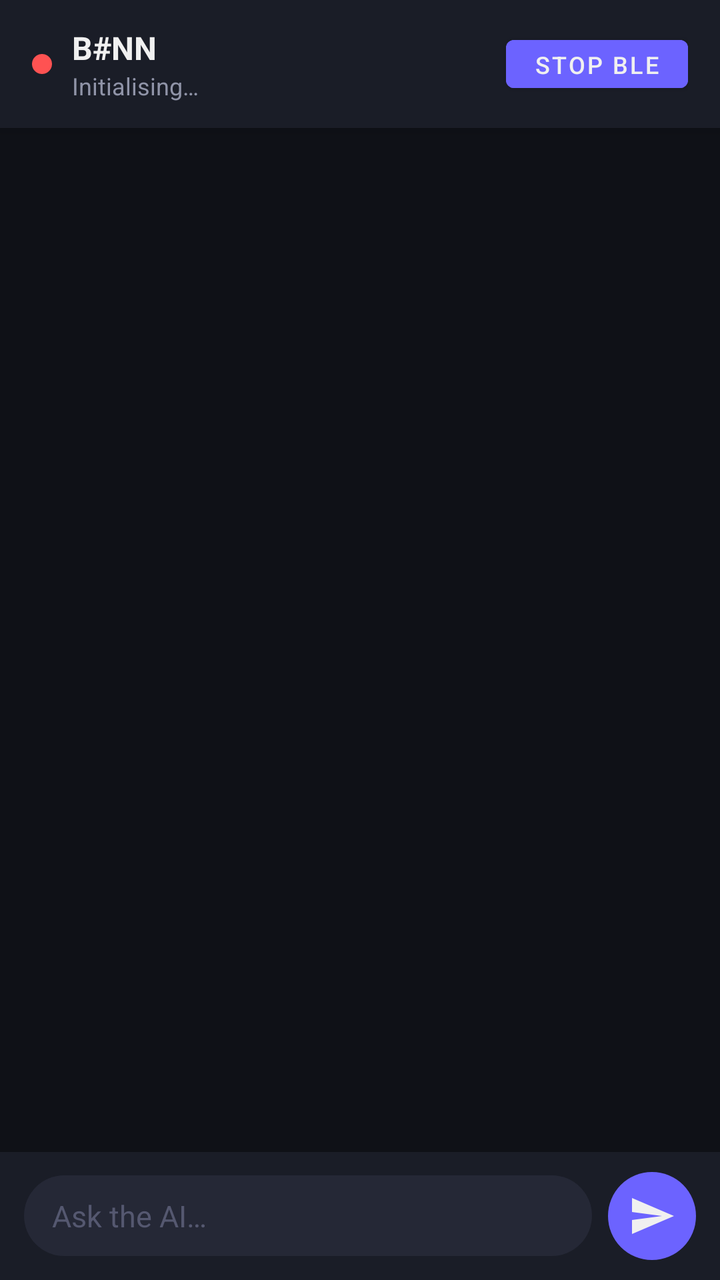
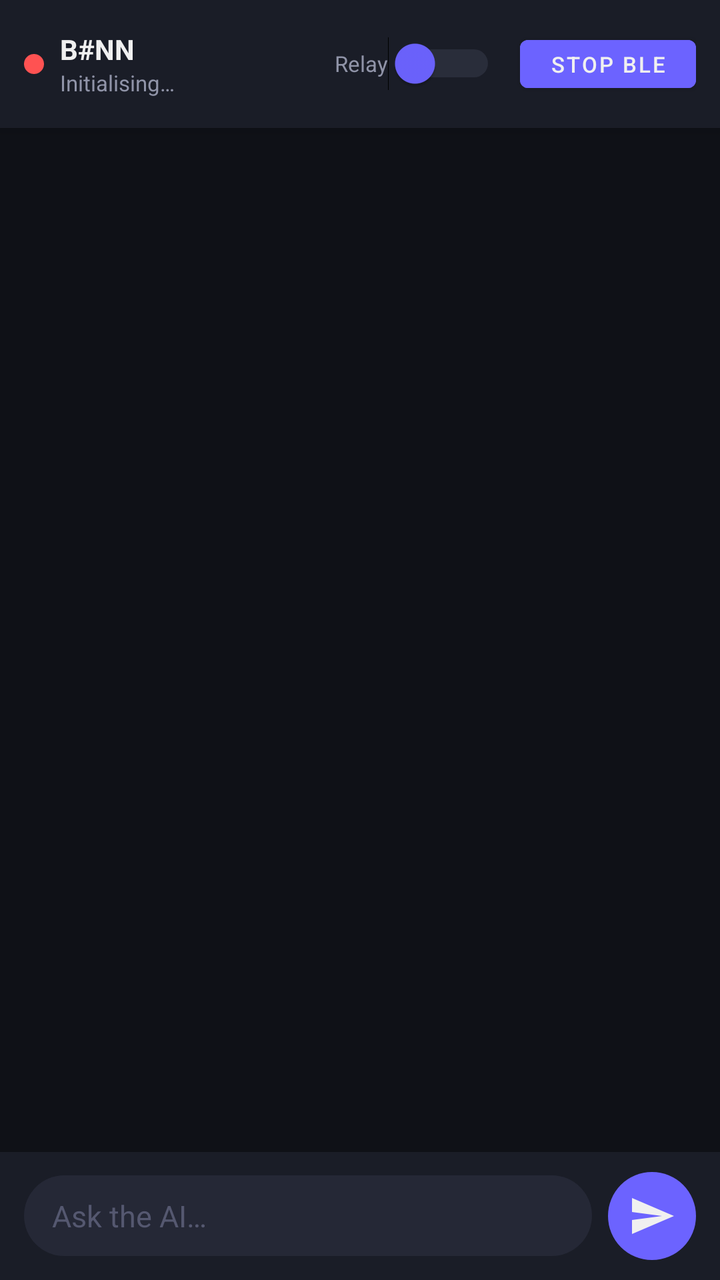

Before-and-after screenshots of an Android layout around one commit, followed by the original layout XML and the change that was made.
<!-- AndroidManifest.xml: application theme Theme.BNN -->
<!-- res/layout/activity_main.xml -->
<?xml version="1.0" encoding="utf-8"?>
<androidx.constraintlayout.widget.ConstraintLayout
    xmlns:android="http://schemas.android.com/apk/res/android"
    xmlns:app="http://schemas.android.com/apk/res-auto"
    android:layout_width="match_parent"
    android:layout_height="match_parent"
    android:background="@color/bg_primary">

    
    <LinearLayout
        android:id="@+id/topBar"
        android:layout_width="0dp"
        android:layout_height="64dp"
        android:background="@color/bg_surface"
        android:elevation="4dp"
        android:gravity="center_vertical"
        android:orientation="horizontal"
        android:paddingHorizontal="16dp"
        app:layout_constraintEnd_toEndOf="parent"
        app:layout_constraintStart_toStartOf="parent"
        app:layout_constraintTop_toTopOf="parent">

        
        <View
            android:id="@+id/statusDot"
            android:layout_width="10dp"
            android:layout_height="10dp"
            android:background="@drawable/dot_disconnected" />

        
        <LinearLayout
            android:layout_width="0dp"
            android:layout_height="wrap_content"
            android:layout_marginStart="10dp"
            android:layout_weight="1"
            android:orientation="vertical">

            <TextView
                android:id="@+id/tvDeviceName"
                android:layout_width="wrap_content"
                android:layout_height="wrap_content"
                android:text="B#NN"
                android:textColor="@color/text_primary"
                android:textSize="16sp"
                android:textStyle="bold" />

            <TextView
                android:id="@+id/tvStatus"
                android:layout_width="wrap_content"
                android:layout_height="wrap_content"
                android:text="Initialising…"
                android:textColor="@color/text_secondary"
                android:textSize="12sp" />
        </LinearLayout>

        
        <Button
            android:id="@+id/btnToggleBle"
            android:layout_width="wrap_content"
            android:layout_height="36dp"
            android:backgroundTint="@color/accent"
            android:paddingHorizontal="14dp"
            android:text="Stop BLE"
            android:textColor="@color/text_primary"
            android:textSize="12sp"
            style="@style/Widget.MaterialComponents.Button" />

    </LinearLayout>

    
    <androidx.recyclerview.widget.RecyclerView
        android:id="@+id/recyclerView"
        android:layout_width="0dp"
        android:layout_height="0dp"
        android:clipToPadding="false"
        android:paddingHorizontal="12dp"
        android:paddingVertical="8dp"
        android:scrollbars="none"
        app:layout_constraintBottom_toTopOf="@id/inputBar"
        app:layout_constraintEnd_toEndOf="parent"
        app:layout_constraintStart_toStartOf="parent"
        app:layout_constraintTop_toBottomOf="@id/topBar" />

    
    <ProgressBar
        android:id="@+id/progressBar"
        style="@style/Widget.AppCompat.ProgressBar.Horizontal"
        android:layout_width="0dp"
        android:layout_height="2dp"
        android:indeterminate="true"
        android:indeterminateTint="@color/accent"
        android:visibility="gone"
        app:layout_constraintBottom_toTopOf="@id/inputBar"
        app:layout_constraintEnd_toEndOf="parent"
        app:layout_constraintStart_toStartOf="parent" />

    
    <LinearLayout
        android:id="@+id/inputBar"
        android:layout_width="0dp"
        android:layout_height="wrap_content"
        android:background="@color/bg_surface"
        android:elevation="8dp"
        android:gravity="center_vertical"
        android:orientation="horizontal"
        android:paddingHorizontal="12dp"
        android:paddingVertical="10dp"
        app:layout_constraintBottom_toBottomOf="parent"
        app:layout_constraintEnd_toEndOf="parent"
        app:layout_constraintStart_toStartOf="parent">

        <EditText
            android:id="@+id/etInput"
            android:layout_width="0dp"
            android:layout_height="wrap_content"
            android:layout_weight="1"
            android:background="@drawable/input_bg"
            android:hint="Ask the AI…"
            android:textColorHint="@color/text_hint"
            android:imeOptions="actionSend"
            android:inputType="textCapSentences|textMultiLine"
            android:maxLines="4"
            android:paddingHorizontal="14dp"
            android:paddingVertical="10dp"
            android:textColor="@color/text_primary"
            android:textSize="15sp" />

        <ImageButton
            android:id="@+id/btnSend"
            android:layout_width="44dp"
            android:layout_height="44dp"
            android:layout_marginStart="8dp"
            android:background="@drawable/send_button_bg"
            android:contentDescription="Send"
            android:src="@drawable/ic_send"
            android:tint="@color/text_primary" />

    </LinearLayout>

</androidx.constraintlayout.widget.ConstraintLayout>
<!-- resources referenced by this layout -->
<resources>
  <color name="accent">#6C63FF</color>
  <color name="bg_primary">#0F1117</color>
  <color name="bg_surface">#1A1D27</color>
  <color name="text_hint">#555870</color>
  <color name="text_primary">#F0F0F0</color>
  <color name="text_secondary">#9094A8</color>
  <!-- drawable dot_disconnected (drawable) -->
  <?xml version="1.0" encoding="utf-8"?>
  <shape xmlns:android="http://schemas.android.com/apk/res/android"
      android:shape="oval">
      <solid android:color="@color/dot_disconnected" />
  </shape>
  <!-- drawable ic_send (drawable) -->
  <?xml version="1.0" encoding="utf-8"?>
  <vector xmlns:android="http://schemas.android.com/apk/res/android"
      android:width="24dp"
      android:height="24dp"
      android:viewportWidth="24"
      android:viewportHeight="24">
      <path
          android:fillColor="#FFFFFF"
          android:pathData="M2.01,21L23,12 2.01,3 2,10l15,2 -15,2z" />
  </vector>
  <!-- drawable input_bg (drawable) -->
  <?xml version="1.0" encoding="utf-8"?>
  <shape xmlns:android="http://schemas.android.com/apk/res/android"
      android:shape="rectangle">
      <solid android:color="@color/bg_input" />
      <corners android:radius="22dp" />
  </shape>
  <!-- drawable send_button_bg (drawable) -->
  <?xml version="1.0" encoding="utf-8"?>
  <ripple xmlns:android="http://schemas.android.com/apk/res/android"
      android:color="#40FFFFFF">
      <item>
          <shape android:shape="oval">
              <solid android:color="@color/accent" />
          </shape>
      </item>
  </ripple>
  <style name="Theme.BNN" parent="Theme.MaterialComponents.DayNight.NoActionBar">
          <item name="colorPrimary">@color/colorPrimary</item>
          <item name="colorPrimaryVariant">@color/colorPrimaryDark</item>
          <item name="colorOnPrimary">@color/text_primary</item>
          <item name="colorSecondary">@color/accent</item>
          <item name="android:windowBackground">@color/bg_primary</item>
          <item name="android:statusBarColor">@color/bg_surface</item>
          <item name="android:navigationBarColor">@color/bg_surface</item>
          <item name="android:textColorPrimary">@color/text_primary</item>
          <item name="android:textColorSecondary">@color/text_secondary</item>
          
          <item name="android:forceDarkAllowed">false</item>
      </style>
  <color name="dot_disconnected">#FF5252</color>
  <color name="bg_input">#252836</color>
  <color name="colorPrimary">#6C63FF</color>
  <color name="colorPrimaryDark">#3D35B5</color>
</resources>

<!-- the commit's change to res/layout/activity_main.xml (unified diff, before → after) -->
@@ -15,7 +15,7 @@
         android:elevation="4dp"
         android:gravity="center_vertical"
         android:orientation="horizontal"
-        android:paddingHorizontal="16dp"
+        android:paddingHorizontal="12dp"
         app:layout_constraintEnd_toEndOf="parent"
         app:layout_constraintStart_toStartOf="parent"
         app:layout_constraintTop_toTopOf="parent">
@@ -31,7 +31,7 @@
         <LinearLayout
             android:layout_width="0dp"
             android:layout_height="wrap_content"
-            android:layout_marginStart="10dp"
+            android:layout_marginStart="8dp"
             android:layout_weight="1"
             android:orientation="vertical">
 
@@ -41,8 +41,10 @@
                 android:layout_height="wrap_content"
                 android:text="B#NN"
                 android:textColor="@color/text_primary"
-                android:textSize="16sp"
-                android:textStyle="bold" />
+                android:textSize="14sp"
+                android:textStyle="bold"
+                android:maxLines="1"
+                android:ellipsize="end" />
 
             <TextView
                 android:id="@+id/tvStatus"
@@ -50,8 +52,31 @@
                 android:layout_height="wrap_content"
                 android:text="Initialising…"
                 android:textColor="@color/text_secondary"
-                android:textSize="12sp" />
+                android:textSize="11sp"
+                android:maxLines="1"
+                android:ellipsize="end" />
         </LinearLayout>
+
+        
+        <Switch
+            android:id="@+id/switchRelay"
+            android:layout_width="wrap_content"
+            android:layout_height="wrap_content"
+            android:text="Relay"
+            android:textColor="@color/text_secondary"
+            android:textSize="11sp"
+            android:thumbTint="@color/accent"
+            android:trackTint="@color/text_hint"
+            android:layout_marginEnd="4dp" />
+
+        
+        <TextView
+            android:id="@+id/tvRelayCount"
+            android:layout_width="wrap_content"
+            android:layout_height="wrap_content"
+            android:textColor="@color/accent"
+            android:textSize="11sp"
+            android:layout_marginEnd="8dp" />
 
         
         <Button
@@ -59,10 +84,10 @@
             android:layout_width="wrap_content"
             android:layout_height="36dp"
             android:backgroundTint="@color/accent"
-            android:paddingHorizontal="14dp"
+            android:paddingHorizontal="10dp"
             android:text="Stop BLE"
             android:textColor="@color/text_primary"
-            android:textSize="12sp"
+            android:textSize="11sp"
             style="@style/Widget.MaterialComponents.Button" />
 
     </LinearLayout>
